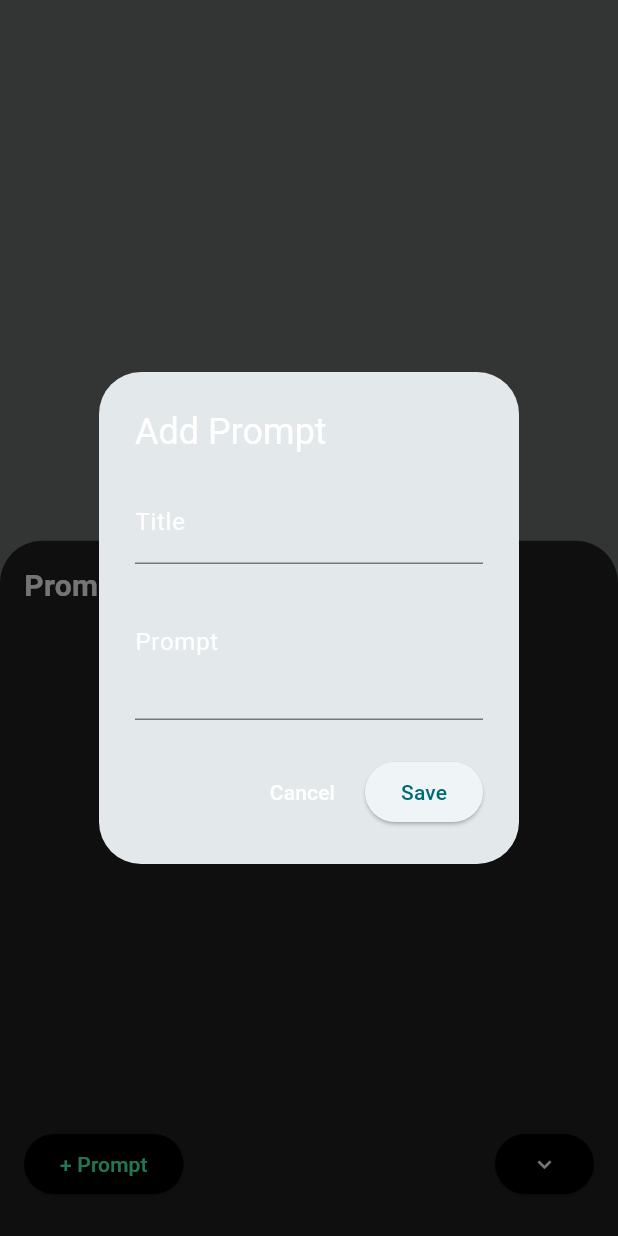
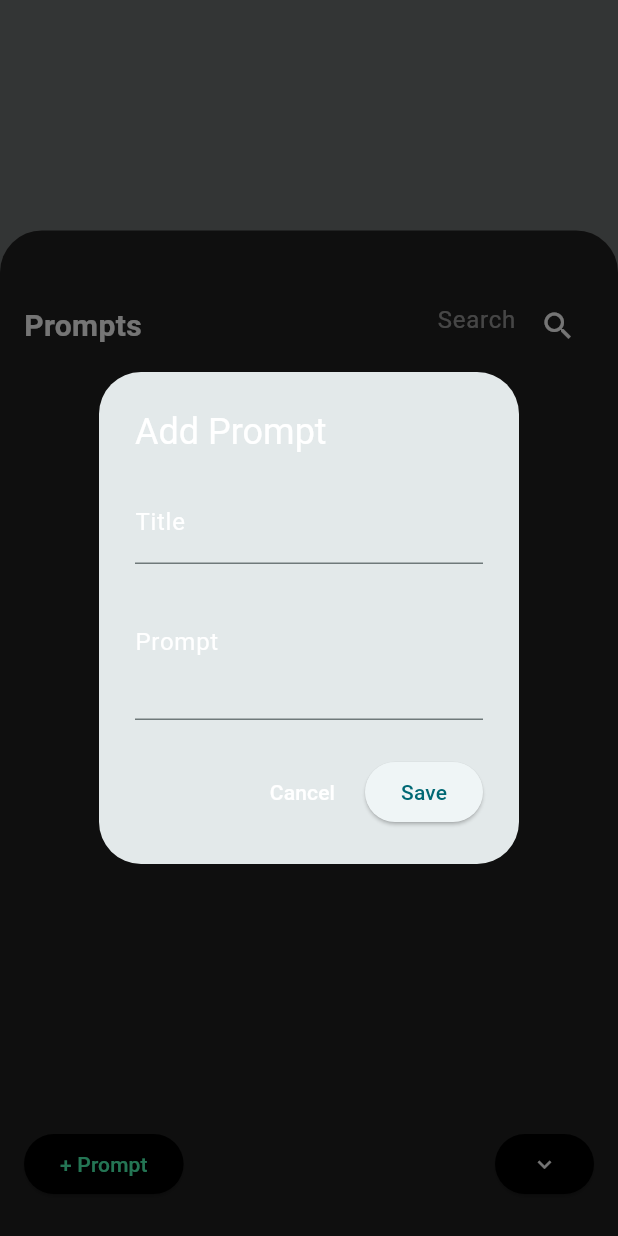
Before and after one commit to alexdredmon/crayeye, a Flutter app: what showPromptsDrawer() shows on an empty page, opened directly with empty values, after a tap on "+ Prompt", on a phone screen of 412 x 824 dp. Run offline on Flutter 3.47's test engine with Material 3 defaults, Android fonts, the phone set to English and light mode, and no system bars; our stand-ins replace audioplayers, camera, flutter_markdown, geolocator, permission_handler, share_plus and 2 more; accounts and stored records are empty.

Commit message:
Prompts drawer search + height

```diff
--- a/flutter/lib/prompts_drawer.dart
+++ b/flutter/lib/prompts_drawer.dart
@@ -21,6 +21,7 @@ Future<void> showPromptsDrawer({
   await showModalBottomSheet(
     context: context,
     backgroundColor: Colors.grey.shade900,
+    isScrollControlled: true,
     builder: (BuildContext context) {
       return PromptsDrawer(
         prompts: prompts,
@@ -55,6 +56,9 @@ class PromptsDrawer extends StatefulWidget {
 
 class _PromptsDrawerState extends State<PromptsDrawer> {
   late List<Map<String, String>> _prompts;
+  String _searchText = '';
+  final TextEditingController _searchController = TextEditingController();
+  final FocusNode _searchFocusNode = FocusNode();
 
   @override
   void initState() {
@@ -63,15 +67,49 @@ class _PromptsDrawerState extends State<PromptsDrawer> {
   }
 
   @override
+  void dispose() {
+    _searchController.dispose();
+    _searchFocusNode.dispose();
+    super.dispose();
+  }
+
+  void _updateSearchText(String searchText) {
+    setState(() {
+      _searchText = searchText;
+      _searchController.text = searchText;
+    });
+  }
+
+  void _clearSearchText() {
+    setState(() {
+      _searchText = '';
+      _searchController.clear();
+      _searchFocusNode.unfocus();
+    });
+  }
+
+  List<Map<String, String>> _getFilteredPrompts() {
+    if (_searchText.isEmpty) {
+      return _prompts;
+    }
+    return _prompts.where((prompt) => prompt['title']!.toLowerCase().contains(_searchText.toLowerCase())).toList();
+  }
+
+  @override
   Widget build(BuildContext context) {
-    return Container(
-      padding: const EdgeInsets.all(0),
+    return SingleChildScrollView(
+      child: Container(
+        padding: EdgeInsets.only(top: 40, bottom: MediaQuery.of(context).viewInsets.bottom),
         child: Column(
           crossAxisAlignment: CrossAxisAlignment.start,
+          mainAxisSize: MainAxisSize.min,
           children: [
             Padding(
-            padding: EdgeInsets.all(16.0),
-            child: Text(
+              padding: EdgeInsets.symmetric(horizontal: 16.0),
+              child: Row(
+                crossAxisAlignment: CrossAxisAlignment.center,
+                children: [
+                  Text(
                     'Prompts',
                     style: TextStyle(
                       fontSize: 20,
@@ -79,12 +117,32 @@ class _PromptsDrawerState extends State<PromptsDrawer> {
                       color: Colors.white,
                     ),
                   ),
+                  SizedBox(width: 30),
+                  Expanded(
+                    child: TextField(
+                      controller: _searchController,
+                      focusNode: _searchFocusNode,
+                      onChanged: _updateSearchText,
+                      style: TextStyle(color: Colors.white),
+                      textAlign: TextAlign.right,
+                      decoration: InputDecoration(
+                        hintText: 'Search',
+                        hintStyle: TextStyle(color: Colors.white54),
+                        border: InputBorder.none,
+                        suffixIcon: Icon(Icons.search, color: Colors.white),
                       ),
-          Expanded(
+                    ),
+                  ),
+                ],
+              ),
+            ),
+            SizedBox(
+              height: MediaQuery.of(context).size.height * 0.6,
               child: Scrollbar(
                 thickness: 6.0,
                 thumbVisibility: true,
                 child: ReorderableListView.builder(
+                  shrinkWrap: true,
                   onReorder: (int oldIndex, int newIndex) {
                     PromptsDrawerMethods.reorderPrompts(
                       prompts: _prompts,
@@ -93,9 +151,9 @@ class _PromptsDrawerState extends State<PromptsDrawer> {
                       onPromptsUpdated: widget.onPromptsUpdated,
                     );
                   },
-                itemCount: _prompts.length,
+                  itemCount: _getFilteredPrompts().length,
                   itemBuilder: (context, index) {
-                  Map<String, String> prompt = _prompts[index];
+                    Map<String, String> prompt = _getFilteredPrompts()[index];
                     return PromptListTile(
                       key: ValueKey(prompt),
                       prompt: prompt,
@@ -152,6 +210,7 @@ class _PromptsDrawerState extends State<PromptsDrawer> {
             const SizedBox(height: 8),
           ],
         ),
+      ),
     );
   }
 }
```
Lines whose indentation alone changed are shown as unchanged.
